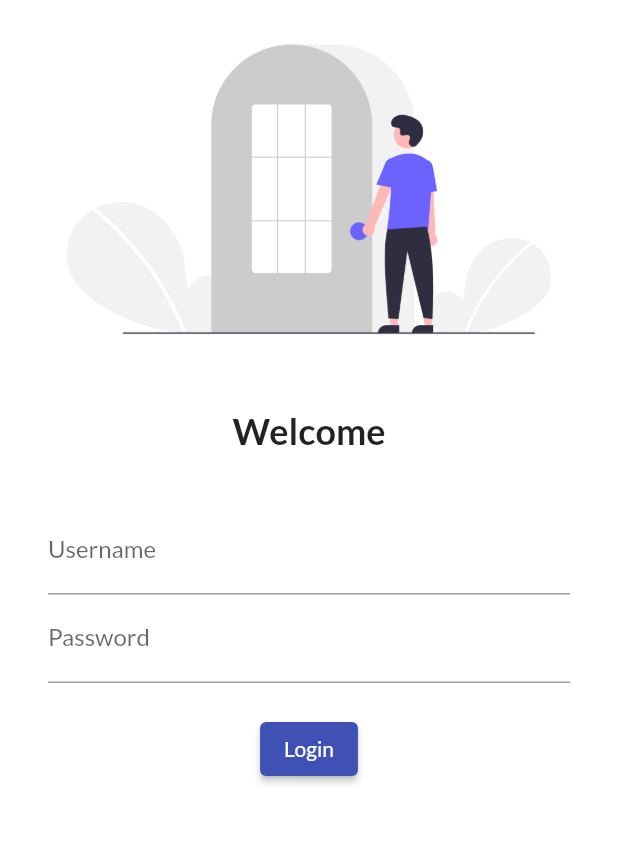
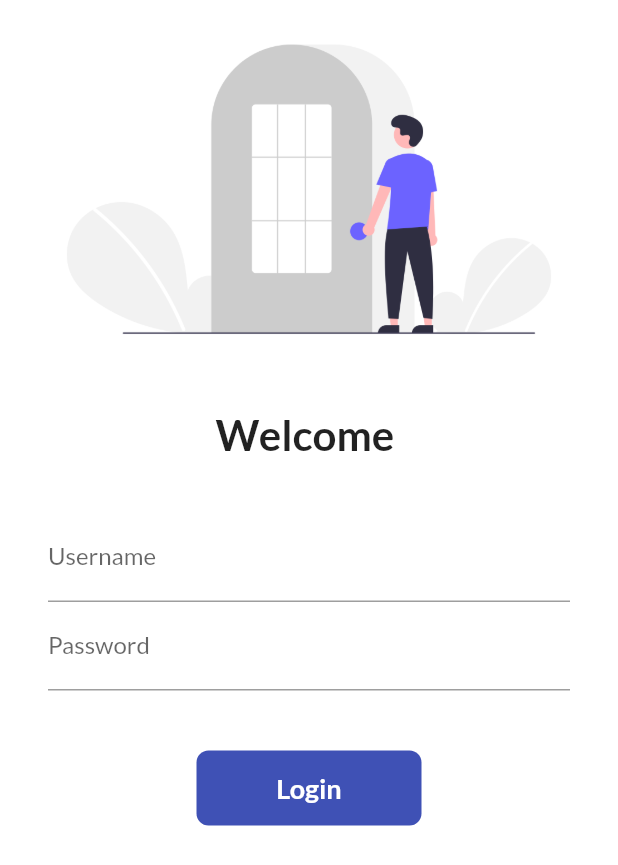
Before and after one commit to HrithikBanik/catalog_app, a Flutter app: the screen it shows after launch, on a phone screen of 412 x 824 dp. Shown: the top 865 px of the screen. Run offline on Flutter 3.47's test engine with Material 2 defaults, Android fonts, the phone set to English and light mode, and no system bars; our stand-ins replace google_fonts.

Commit message:
day6 completed

```diff
--- a/lib/main.dart
+++ b/lib/main.dart
@@ -1,4 +1,5 @@
 import 'package:first_app/pages/login_page.dart';
+import 'package:first_app/utils/routes.dart';
 import 'package:flutter/material.dart';
 import 'package:google_fonts/google_fonts.dart';
 import 'pages/home_page.dart';
@@ -19,8 +20,8 @@ class MyApp extends StatelessWidget {
       initialRoute: "/login",
       routes: {
         "/": (context) => Login_page(),
-        "/home": (context) => Home_page(),
-        "/login": (context) => Login_page(),
+        MyRoutes.homeroute: (context) => Home_page(),
+        MyRoutes.LoginRoute: (context) => Login_page(),
       },
     );
   }
--- a/lib/pages/login_page.dart
+++ b/lib/pages/login_page.dart
@@ -1,10 +1,19 @@
+import 'package:first_app/utils/routes.dart';
 import 'package:flutter/material.dart';
 
-class Login_page extends StatelessWidget {
+class Login_page extends StatefulWidget {
+  @override
+  State<Login_page> createState() => _Login_pageState();
+}
+
+class _Login_pageState extends State<Login_page> {
+  String name = "";
+  bool changeButton = false;
   @override
   Widget build(BuildContext context) {
     return Material(
         color: Colors.white,
+        child: SingleChildScrollView(
           child: Column(
             children: [
               Image.asset(
@@ -15,9 +24,9 @@ class Login_page extends StatelessWidget {
                 height: 20,
               ),
               Text(
-              "Welcome",
+                "Welcome $name",
                 style: TextStyle(
-                fontSize: 24,
+                  fontSize: 28,
                   fontWeight: FontWeight.bold,
                 ),
               ),
@@ -25,13 +34,17 @@ class Login_page extends StatelessWidget {
                 height: 20,
               ),
               Padding(
-              padding:
-                  const EdgeInsets.symmetric(vertical: 16.0, horizontal: 32.0),
+                padding: const EdgeInsets.symmetric(
+                    vertical: 16.0, horizontal: 32.0),
                 child: Column(
                   children: [
                     TextFormField(
                       decoration: InputDecoration(
                           hintText: "Enter Username", labelText: "Username"),
+                      onChanged: (value) {
+                        name = value;
+                        setState(() {});
+                      },
                     ),
                     TextFormField(
                       obscureText: true,
@@ -39,19 +52,52 @@ class Login_page extends StatelessWidget {
                           hintText: "Enter Password", labelText: "Password"),
                     ),
                     SizedBox(
-                    height: 20,
+                      height: 40,
                     ),
-                  ElevatedButton(
-                    child: Text("Login"),
-                    style: TextButton.styleFrom(),
-                    onPressed: () {
-                      print("Hello World");
+                    InkWell(
+                      onTap: () async {
+                        setState(() {
+                          changeButton = true;
+                        });
+                        await Future.delayed(Duration(seconds: 1));
+                        Navigator.pushNamed(context, MyRoutes.homeroute);
                       },
+                      child: AnimatedContainer(
+                        duration: Duration(seconds: 1),
+                        height: 50,
+                        width: changeButton ? 50 : 150,
+                        alignment: Alignment.center,
+                        child: changeButton
+                            ? Icon(
+                                Icons.done,
+                                color: Colors.white,
                               )
+                            : Text(
+                                "Login",
+                                style: TextStyle(
+                                    color: Colors.white,
+                                    fontWeight: FontWeight.bold,
+                                    fontSize: 18),
+                              ),
+                        decoration: BoxDecoration(
+                            color: Colors.indigo,
+                            // shape: changeButton?BoxShape.circle:BoxShape.rectangle,
+                            borderRadius:
+                                BorderRadius.circular(changeButton ? 50 : 8)),
+                      ),
+                    )
+                    // ElevatedButton(
+                    //   child: Text("Login"),
+                    //   style: TextButton.styleFrom(minimumSize: Size(150, 40)),
+                    //   onPressed: () {
+                    //
+                    //   },
+                    // )
                   ],
                 ),
               )
             ],
+          ),
         ));
   }
 }
--- /dev/null
+++ b/lib/utils/routes.dart
@@ -0,0 +1,4 @@
+class MyRoutes {
+  static String LoginRoute = "/login";
+  static String homeroute = "/home";
+}
```
Lines whose indentation alone changed are shown as unchanged.
